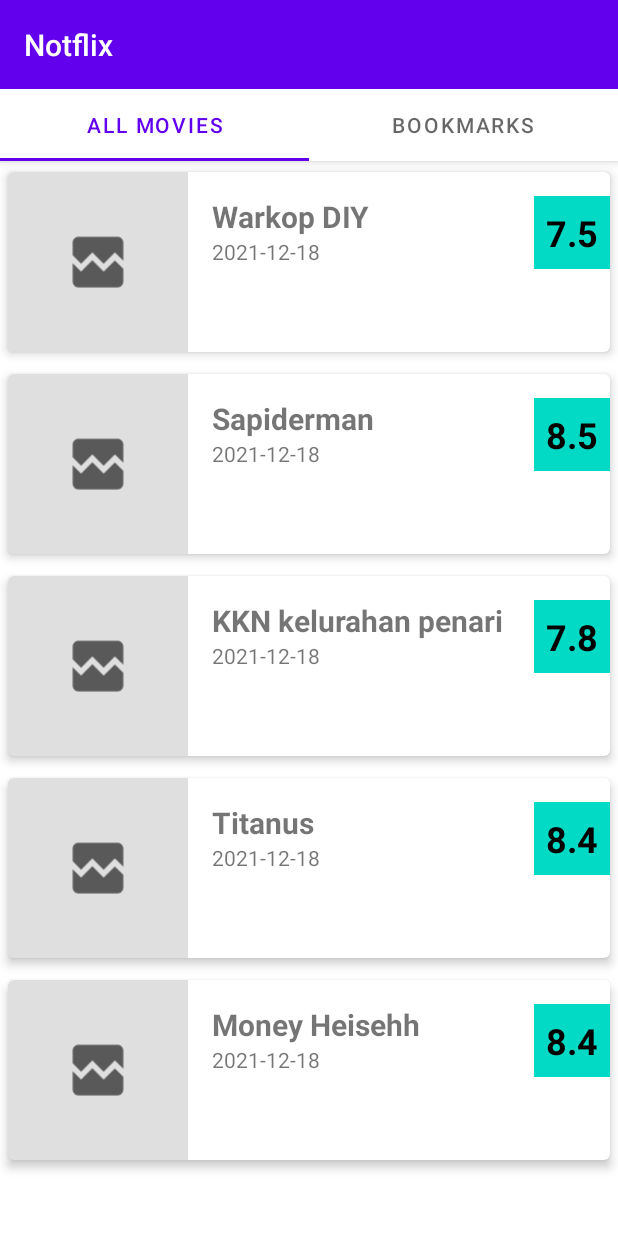
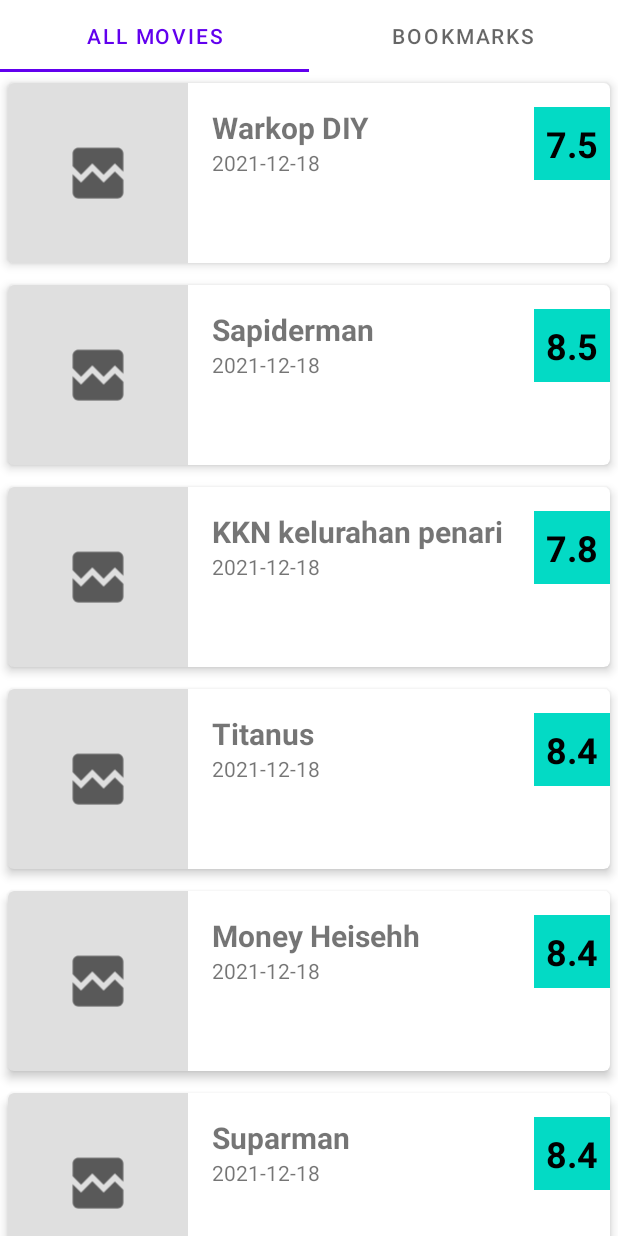
Before and after one commit to iamsatriya/ask-dicoding, an Android app: the screen it shows after launch (MainActivity), on a phone screen of 412 x 824 dp. Run offline under Robolectric (Android 15) with nearby library versions, the phone set to English and light mode, and no system bars; pictures from the network do not load.

Commit message:
ask dicoding

```diff
--- a/app/src/main/java/com/example/notflix/ui/movie/MovieFragment.kt
+++ b/app/src/main/java/com/example/notflix/ui/movie/MovieFragment.kt
@@ -29,7 +29,7 @@ class MovieFragment : Fragment() {
         val movies = viewModel.getMovies()
         val movieAdapter = MovieAdapter()
         movieAdapter.setMovies(movies)
-        with(fragmentMovieBinding.rvMovie) {
+        with(fragmentMovieBinding.rvMovieList) {
             layoutManager = LinearLayoutManager(context)
             setHasFixedSize(true)
             adapter = movieAdapter
--- a/app/src/main/java/com/example/notflix/utils/DataDummy.kt
+++ b/app/src/main/java/com/example/notflix/utils/DataDummy.kt
@@ -70,6 +70,19 @@ object DataDummy {
                 "2021-12-18"
             )
         )
+        movieList.add(
+            MovieEntity(
+                6,
+                "Suparman",
+                "Film tentang pahlawan Suparman",
+                "https://www.themoviedb.org/t/p/w600_and_h900_bestv2/1g0dhYtq4irTY1GPXvft6k4YLjm.jpg",
+                8.4,
+                9920,
+                true,
+                "pt",
+                "2021-12-18"
+            )
+        )
         return movieList
     }
 }
--- a/app/src/main/res/layout/activity_main.xml
+++ b/app/src/main/res/layout/activity_main.xml
@@ -1,31 +1,17 @@
 <?xml version="1.0" encoding="utf-8"?>
-<androidx.coordinatorlayout.widget.CoordinatorLayout xmlns:android="http://schemas.android.com/apk/res/android"
+<LinearLayout xmlns:android="http://schemas.android.com/apk/res/android"
     xmlns:app="http://schemas.android.com/apk/res-auto"
     xmlns:tools="http://schemas.android.com/tools"
     android:layout_width="match_parent"
     android:layout_height="match_parent"
+    android:orientation="vertical"
     tools:context=".MainActivity">
 
-    <com.google.android.material.appbar.AppBarLayout
+
+    <com.google.android.material.tabs.TabLayout
+        android:id="@+id/tabs"
         android:layout_width="match_parent"
-        android:layout_height="wrap_content"
-        android:theme="@style/Theme.Notflix.AppBarOverlay">
-
-        <TextView
-            android:id="@+id/title"
-            android:layout_width="wrap_content"
-            android:layout_height="wrap_content"
-            android:gravity="center"
-            android:minHeight="?actionBarSize"
-            android:padding="@dimen/appbar_padding"
-            android:text="@string/app_name"
-            android:textAppearance="@style/TextAppearance.Widget.AppCompat.Toolbar.Title" />
-
-        <com.google.android.material.tabs.TabLayout
-            android:id="@+id/tabs"
-            android:layout_width="match_parent"
-            android:layout_height="wrap_content" />
-    </com.google.android.material.appbar.AppBarLayout>
+        android:layout_height="wrap_content" />
 
     <androidx.viewpager.widget.ViewPager
         android:id="@+id/view_pager"
@@ -34,4 +20,4 @@
         app:layout_behavior="@string/appbar_scrolling_view_behavior" />
 
 
-</androidx.coordinatorlayout.widget.CoordinatorLayout>
+</LinearLayout>
--- a/app/src/main/res/layout/movie_fragment.xml
+++ b/app/src/main/res/layout/movie_fragment.xml
@@ -7,7 +7,7 @@
     tools:context=".ui.movie.MovieFragment">
 
     <androidx.recyclerview.widget.RecyclerView
-        android:id="@+id/rv_movie"
+        android:id="@+id/rv_movie_list"
         android:layout_width="0dp"
         android:layout_height="0dp"
         app:layout_constraintBottom_toBottomOf="parent"
```
Also changed, not shown: app/src/main/java/com/example/notflix/ui/detail/DetailMovieActivity.kt (+6 -6 lines), app/src/main/res/layout/content_detail_movie.xml (+21 -21 lines), app/src/main/res/layout/fragment_main.xml (deleted, +0 -23 lines), 2 other files.
